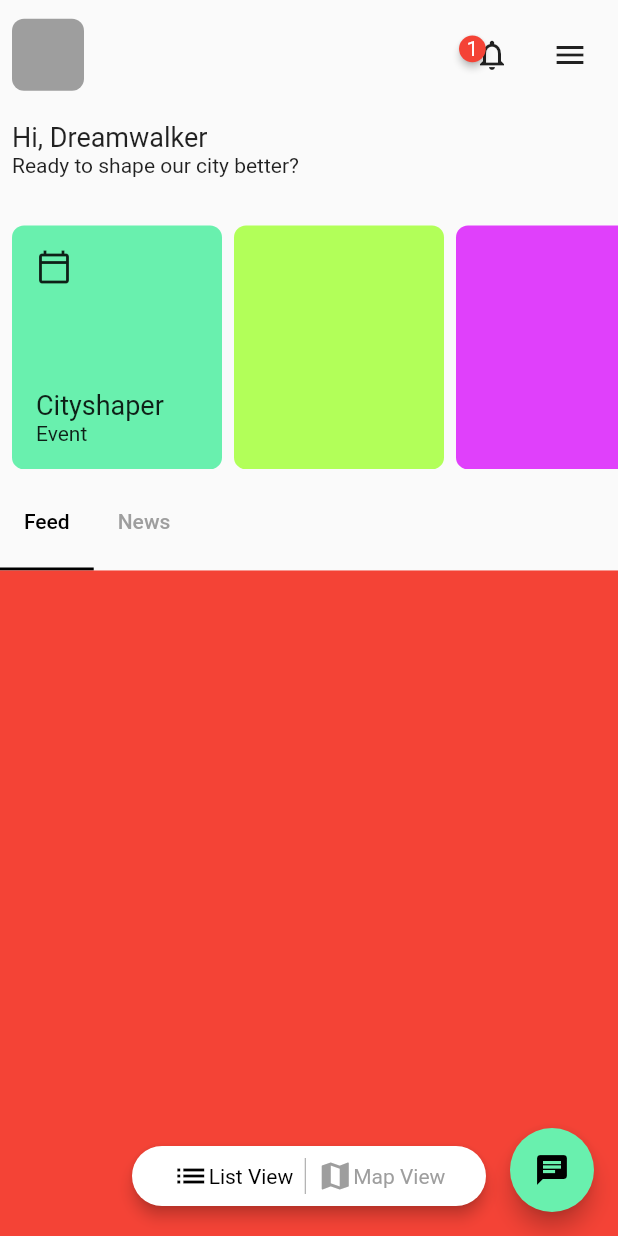
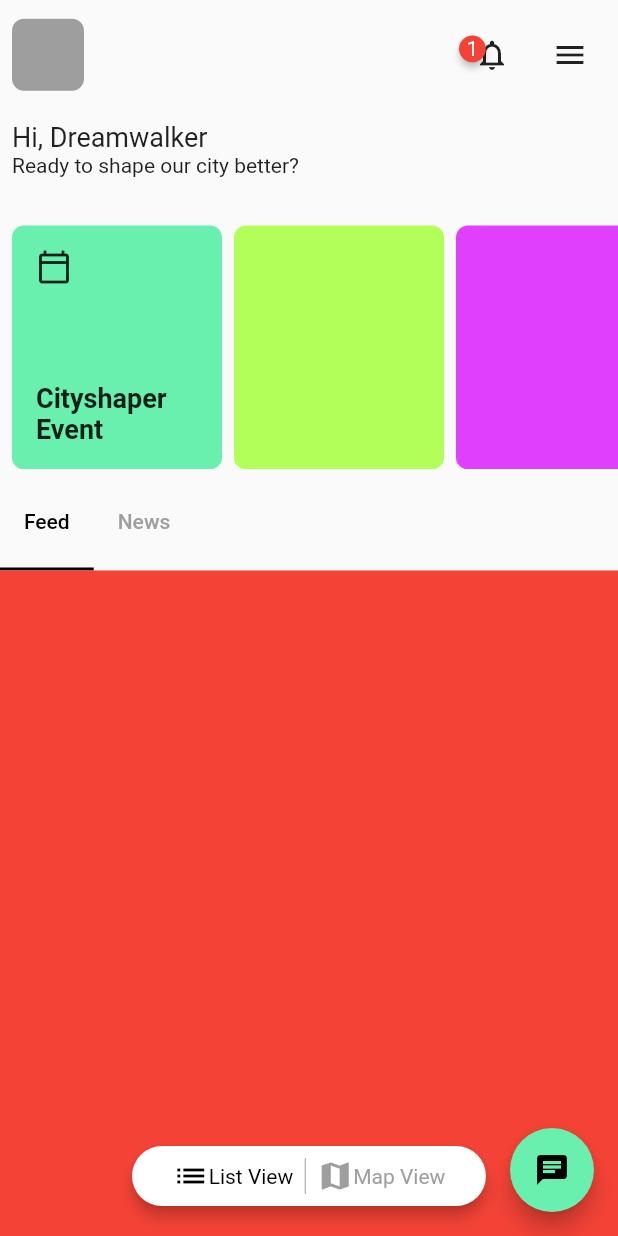
Before and after one commit to JAICHANGPARK/flutter_notebook_11th_story, a Flutter app: the screen it shows after launch, on a phone screen of 412 x 824 dp. Run offline on Flutter 3.47's test engine with Material 2 defaults, Android fonts, the phone set to English and light mode, and no system bars; drawn by our look-alikes of badges; our stand-ins replace backdrop, flutter_inner_drawer, flutter_slidable, flutter_swiper, google_fonts.

Commit message:
Update irys_home_page.dart

```diff
--- a/lib/ep727_irys_mobile_app/ui/irys_home_page.dart
+++ b/lib/ep727_irys_mobile_app/ui/irys_home_page.dart
@@ -104,10 +104,14 @@ class _IrysHomePageState extends State<IrysHomePage> with SingleTickerProviderSt
                                         children: [
                                           Icon(Icons.calendar_today_outlined),
                                           Spacer(),
-                                          Text("Cityshaper", style: TextStyle(
-                                            fontSize: 18,
-                                          ),),
-                                          Text("Event"),
+                                          Text(
+                                            "Cityshaper",
+                                            style: TextStyle(fontSize: 18, fontWeight: FontWeight.bold),
+                                          ),
+                                          Text(
+                                            "Event",
+                                            style: TextStyle(fontSize: 18, fontWeight: FontWeight.bold),
+                                          ),
                                         ],
                                       ),
                                       decoration: BoxDecoration(
```
